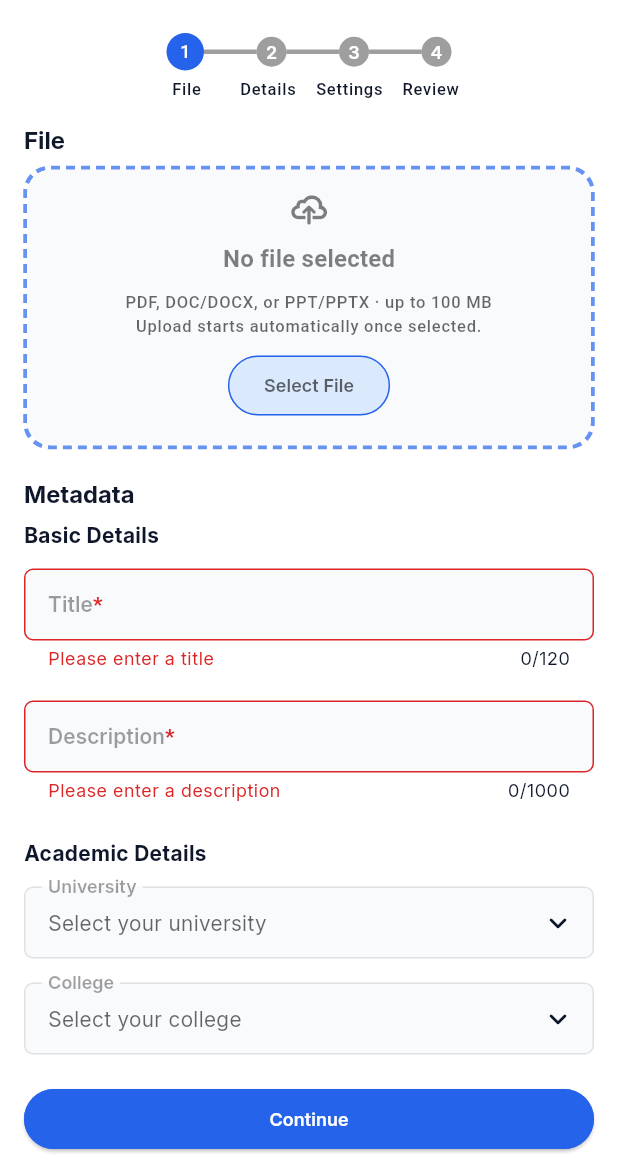
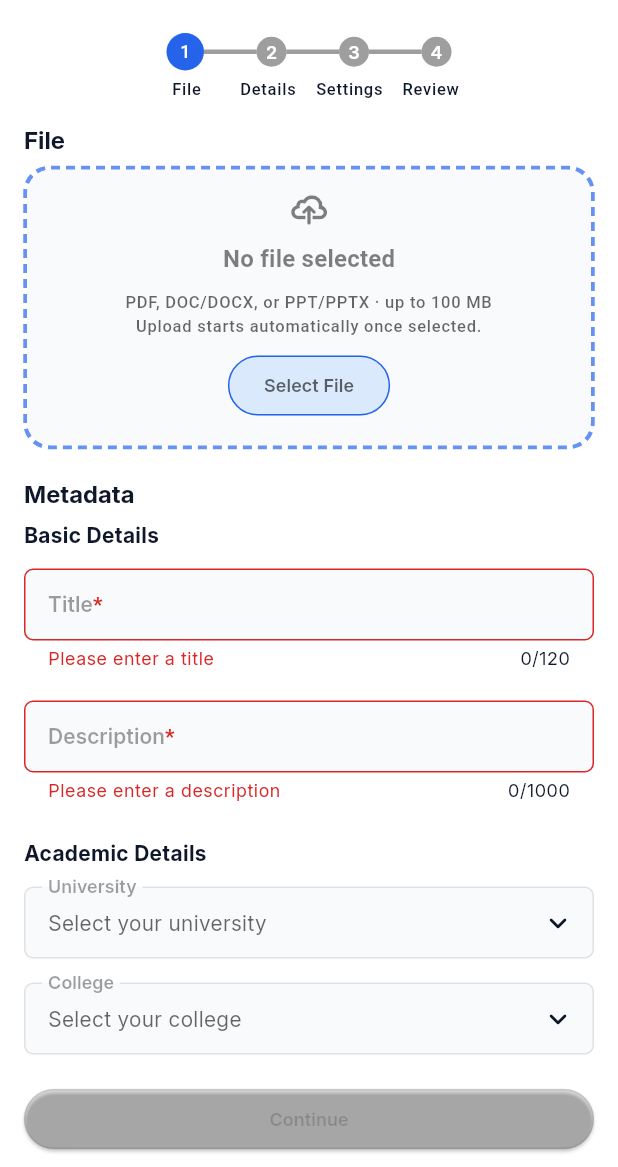
Before and after one commit to Divam23/clustranotes-mobile, a Flutter app: the UploadNoteScreen screen opened directly, after a tap on "Continue", on a phone screen of 412 x 824 dp, the part 69-1236 px from its top. Run offline on Flutter 3.47's test engine with Material 3 defaults, Android fonts, the phone set to English and light mode, and no system bars; drawn by our look-alikes of dotted_border; our stand-ins replace file_picker, flutter_riverpod, freezed_annotation, image_picker, open_filex, pdf and 3 more; missing offline and left inert: pdfrx; network calls fail.

Commit message:
feat: Update app icons and add lock icon
- Removed scholar icon and replaced it with university icon in SemesterContextCard.
- Added lock icon to AppIcons class.

style: Enhance switch theme in dark and light themes

- Added custom thumb, track, and overlay colors for SwitchThemeData in both dark and light themes.

fix: Update upload note review screen

- Added TermsAndDeclarationsSection to UploadNoteReviewScreen.
- Adjusted button colors based on validation in UploadNoteScreen.

feat: Implement upload declarations model

- Created UploadDeclarations model to manage ownership, copyright, guidelines, and consequences.
- Updated UploadState to include declarations.

feat: Add declaration checkboxes in terms and declarations section

- Implemented DeclarationCheckbox widget for user agreements in TermsAndDeclarationsSection.
- Integrated state management for checkbox values in UploadNotifier.

```diff
--- a/lib/app/theme/app_icons.dart
+++ b/lib/app/theme/app_icons.dart
@@ -34,7 +34,6 @@ class AppIcons {
   static const IconData logout = Icons.logout_rounded;
   static const IconData settings = Icons.settings_outlined;
   static const IconData help = Icons.help_outline_rounded;
-  static const IconData scholar = Icons.school_outlined;
   static const IconData assignment = Icons.description_rounded;
   static const IconData rightArrow = Icons.chevron_right_rounded;
   static const IconData leftArrow = Icons.chevron_left_rounded;
@@ -70,4 +69,5 @@ class AppIcons {
   static const IconData tags = CupertinoIcons.tag_solid;
   static const IconData college = CupertinoIcons.building_2_fill;
   static const IconData university = Icons.school_rounded;
+  static const IconData lock = Icons.lock_outline_rounded;
 }
--- a/lib/features/home/presentation/widgets/semester_context_card.dart
+++ b/lib/features/home/presentation/widgets/semester_context_card.dart
@@ -17,7 +17,7 @@ class SemesterContextCard extends StatelessWidget {
       child: Row(
         children: [
           Icon(
-            AppIcons.scholar,
+            AppIcons.university,
             color: theme.colorScheme.primary,
           ),
 
--- /dev/null
+++ b/lib/features/upload/models/upload_declarations_model.dart
@@ -0,0 +1,29 @@
+class UploadDeclarations {
+  final bool ownership;
+  final bool copyright;
+  final bool guidelines;
+  final bool consequences;
+
+  const UploadDeclarations({
+    this.ownership = false,
+    this.consequences = false,
+    this.copyright = false,
+    this.guidelines = false,
+  });
+
+  bool get allAccepted => ownership && consequences && copyright && guidelines;
+
+  UploadDeclarations copyWith({
+    bool? ownership,
+    bool? copyright,
+    bool? guidelines,
+    bool? consequences,
+  }) {
+    return UploadDeclarations(
+      ownership: ownership ?? this.ownership,
+      copyright: copyright ?? this.copyright,
+      guidelines: guidelines ?? this.guidelines,
+      consequences: consequences ?? this.consequences,
+    );
+  }
+}
--- a/lib/features/upload/presentation/pages/upload_note_screen/upload_note_review_screen.dart
+++ b/lib/features/upload/presentation/pages/upload_note_screen/upload_note_review_screen.dart
@@ -1,5 +1,6 @@
 import 'package:clustranotes_mobile/app/theme/app_spacing.dart';
 import 'package:clustranotes_mobile/features/upload/presentation/widgets/upload_review_screen_widgets/details_preview_section.dart';
+import 'package:clustranotes_mobile/features/upload/presentation/widgets/upload_review_screen_widgets/terms_and_declarations_section.dart';
 import 'package:clustranotes_mobile/features/upload/presentation/widgets/upload_review_screen_widgets/upload_document_preview_section.dart';
 import 'package:clustranotes_mobile/features/upload/presentation/widgets/upload_review_screen_widgets/upload_note_settings_review_section.dart';
 import 'package:flutter/material.dart';
@@ -14,7 +15,8 @@ class UploadNoteReviewScreen extends StatelessWidget{
       children: [
         UploadDocumentPreviewSection(),
         DetailsPreviewSection(),
-        UploadNoteSettingsReviewSection()
+        UploadNoteSettingsReviewSection(),
+        TermsAndDeclarationsSection()
       ],
     );
   }
--- a/lib/features/upload/presentation/pages/upload_note_screen/upload_note_screen.dart
+++ b/lib/features/upload/presentation/pages/upload_note_screen/upload_note_screen.dart
@@ -68,7 +68,6 @@ class _UploadNoteScreenState extends ConsumerState<UploadNoteScreen> {
       UploadScreenEnum.details => "Continue",
       UploadScreenEnum.settings => "Review Note",
       UploadScreenEnum.review => "Publish Note",
-      _ => "Continue",
     };
     Widget buildCurrentStep(UploadState state) {
       switch (state.currentScreen) {
@@ -88,7 +87,7 @@ class _UploadNoteScreenState extends ConsumerState<UploadNoteScreen> {
           return Form(key: _settingsFormKey, child: UploadSettingsStep());
 
         case UploadScreenEnum.review:
-          return Form(key: _reviewFormKey, child: UploadReviewStep(),);
+          return Form(key: _reviewFormKey, child: UploadReviewStep());
       }
     }
 
@@ -172,9 +171,11 @@ class _UploadNoteScreenState extends ConsumerState<UploadNoteScreen> {
                 onPressed: _handleContinue,
                 text: continueButtonText,
                 borderRadius: AppRadius.searchBarRounded,
-                buttonColor: theme.colorScheme.primary,
-                buttonTextColor: theme.colorScheme.onPrimary,
+                buttonColor: notifier.validateCurrentStep() ? theme.colorScheme.primary : theme.disabledColor.withValues(alpha: 0.1),
+                buttonTextColor: notifier.validateCurrentStep() ? theme.colorScheme.onPrimary : theme.colorScheme.inverseSurface.withValues(alpha: 0.2),
+                borderColor: notifier.validateCurrentStep() ? theme.colorScheme.primary : theme.disabledColor.withValues(alpha: 0.1),
                 elevation: 1,
+
               ),
             ),
           ],
--- a/lib/features/upload/presentation/widgets/upload_review_screen_widgets/review_section_header.dart
+++ b/lib/features/upload/presentation/widgets/upload_review_screen_widgets/review_section_header.dart
@@ -6,10 +6,12 @@ class ReviewSectionHeader extends StatelessWidget {
   final IconData icon;
   final int sectionNumber;
   final String sectionTitle;
+  final Color iconColor;
   const ReviewSectionHeader({
     required this.icon,
     required this.sectionNumber,
     required this.sectionTitle,
+    this.iconColor = AppColors.primarySky,
     super.key,
   });
 
@@ -20,7 +22,7 @@ class ReviewSectionHeader extends StatelessWidget {
       children: [
         Icon(
           icon,
-          color: AppColors.primarySky,
+          color: iconColor,
           size: 23,
           fontWeight: FontWeight(600),
         ),
--- a/lib/features/upload/presentation/widgets/upload_review_screen_widgets/upload_note_settings_review_section.dart
+++ b/lib/features/upload/presentation/widgets/upload_review_screen_widgets/upload_note_settings_review_section.dart
@@ -76,14 +76,14 @@ class UploadNoteSettingsReviewSection extends ConsumerWidget {
                         Text(
                           "Anyone can view and download the material",
                           style: theme.textTheme.bodyMedium?.copyWith(
-                            color: theme.shadowColor.withValues(alpha: 0.5)
+                            color: theme.dividerColor.withValues(alpha: 0.5)
                           ),
                         )
                       else
                         Text(
                           "Nobody can view and download the material",
                           style: theme.textTheme.bodyMedium?.copyWith(
-                              color: theme.shadowColor.withValues(alpha: 0.5)
+                              color: theme.dividerColor.withValues(alpha: 0.5)
                           ),
                         ),
                     ],
--- a/lib/features/upload/providers/upload_notifier.dart
+++ b/lib/features/upload/providers/upload_notifier.dart
@@ -55,7 +55,6 @@ class UploadNotifier extends StateNotifier<UploadState> {
         return;
       }
 
-
       final pickedFile = result.files.single;
       if (pickedFile.path == null || pickedFile.extension == null) {
         throw Exception('Invalid file selected.');
@@ -66,12 +65,9 @@ class UploadNotifier extends StateNotifier<UploadState> {
       );
 
       int? pageCount;
-      print('Extension: $fileExtension');
-      print('Path: ${pickedFile.path}');
 
-      if(fileExtension == NoteContentType.pdf){
+      if (fileExtension == NoteContentType.pdf) {
         pageCount = await _getPdfPageCount(file.path);
-        print(pageCount);
       }
       final uploadFile = UploadFile(
         file: file,
@@ -230,6 +226,27 @@ class UploadNotifier extends StateNotifier<UploadState> {
     state = state.copyWith(isUploading: isUploading);
   }
 
+  void updateOwnership(bool ownership) {
+    state = state.copyWith(
+      declarations: state.declarations.copyWith(ownership: ownership),
+    );
+  }
+  void updateCopyright(bool copyright) {
+    state = state.copyWith(
+      declarations: state.declarations.copyWith(copyright: copyright),
+    );
+  }
+  void updateGuidelines(bool guidelines) {
+    state = state.copyWith(
+      declarations: state.declarations.copyWith(guidelines: guidelines),
+    );
+  }
+  void updateConsequences(bool consequences) {
+    state = state.copyWith(
+      declarations: state.declarations.copyWith(consequences: consequences),
+    );
+  }
+
   void addTags(String tag) {
     tag = tag.trim();
     if (tag.isEmpty) return;
@@ -260,7 +277,6 @@ class UploadNotifier extends StateNotifier<UploadState> {
         currentStep: UploadStep.values[state.currentStep.index + 1],
       );
     }
-    print(state.currentScreen);
   }
 
   NoteUploadStepStatusEnum getFileStatus() {
@@ -285,8 +301,12 @@ class UploadNotifier extends StateNotifier<UploadState> {
   }
 
   NoteUploadStepStatusEnum getReviewStatus() {
-
-    return NoteUploadStepStatusEnum.completed;
+    if(_checkDeclarations()){
+      return NoteUploadStepStatusEnum.completed;
+    }
+    else{
+      return NoteUploadStepStatusEnum.inProgress;
+    }
   }
 
   bool validateCurrentStep() {
@@ -304,7 +324,11 @@ class UploadNotifier extends StateNotifier<UploadState> {
         return true;
 
       case UploadStep.review:
-        return true;
+        return _checkDeclarations();
     }
   }
+
+  bool _checkDeclarations(){
+    return state.declarations.allAccepted == true;
+  }
 }
--- a/lib/features/upload/providers/upload_state.dart
+++ b/lib/features/upload/providers/upload_state.dart
@@ -1,6 +1,7 @@
 import 'package:clustranotes_mobile/features/notes/models/note_enums.dart';
 import 'package:clustranotes_mobile/features/upload/domain/enums/note_upload_step_enum.dart';
 import 'package:clustranotes_mobile/features/upload/domain/enums/upload_stage_enum.dart';
+import 'package:clustranotes_mobile/features/upload/models/upload_declarations_model.dart';
 import 'package:clustranotes_mobile/features/upload/models/upload_file.dart';
 import 'package:freezed_annotation/freezed_annotation.dart';
 import 'package:image_picker/image_picker.dart';
@@ -29,6 +30,7 @@ abstract class UploadState with _$UploadState {
     @Default(false) bool isGeneratingPDF,
     @Default(false) bool isPickingDocument,
     @Default(false) bool isUploading,
+    @Default(UploadDeclarations()) UploadDeclarations declarations,
     String? error,
   })= _UploadState;
 }
```
Also changed, not shown: lib/app/theme/themes/app_dark_theme.dart (+27 -0 lines), lib/app/theme/themes/app_light_theme.dart (+27 -0 lines), lib/features/upload/presentation/widgets/upload_note_screen_widgets/upload_note_settings/note_visibility_section.dart (+11 -6 lines), lib/features/upload/presentation/widgets/upload_review_screen_widgets/declaration_checkbox.dart (added, +51 -0 lines), lib/features/upload/presentation/widgets/upload_review_screen_widgets/terms_and_declarations_section.dart (added, +118 -0 lines), lib/features/upload/providers/upload_state.freezed.dart.
